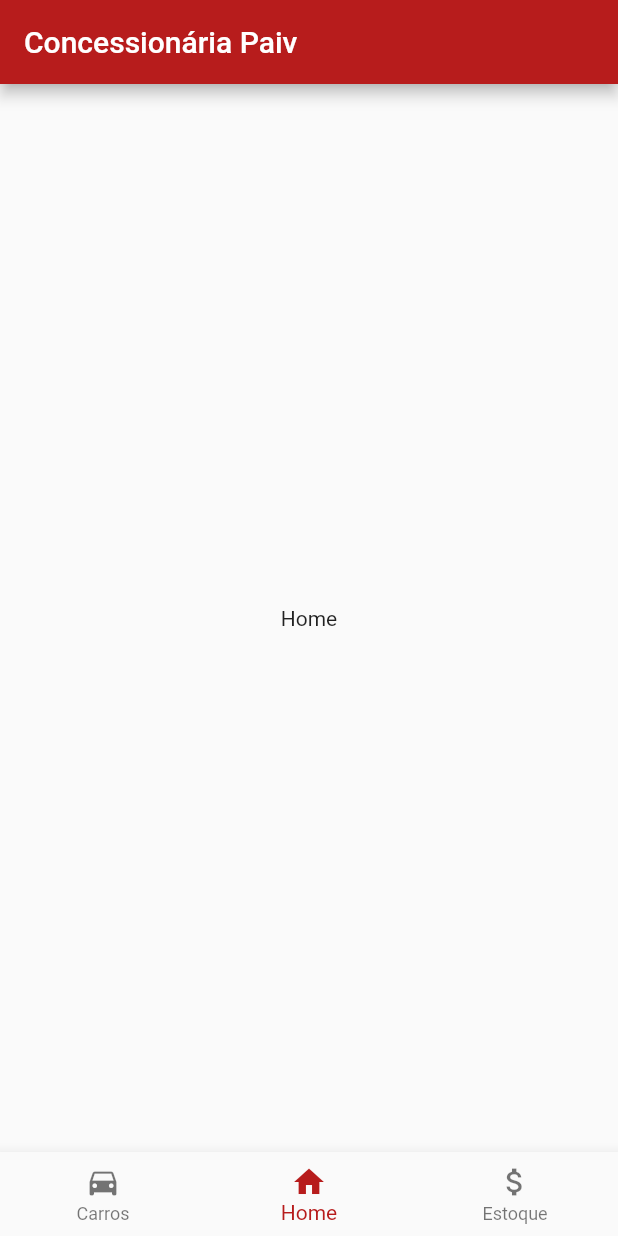
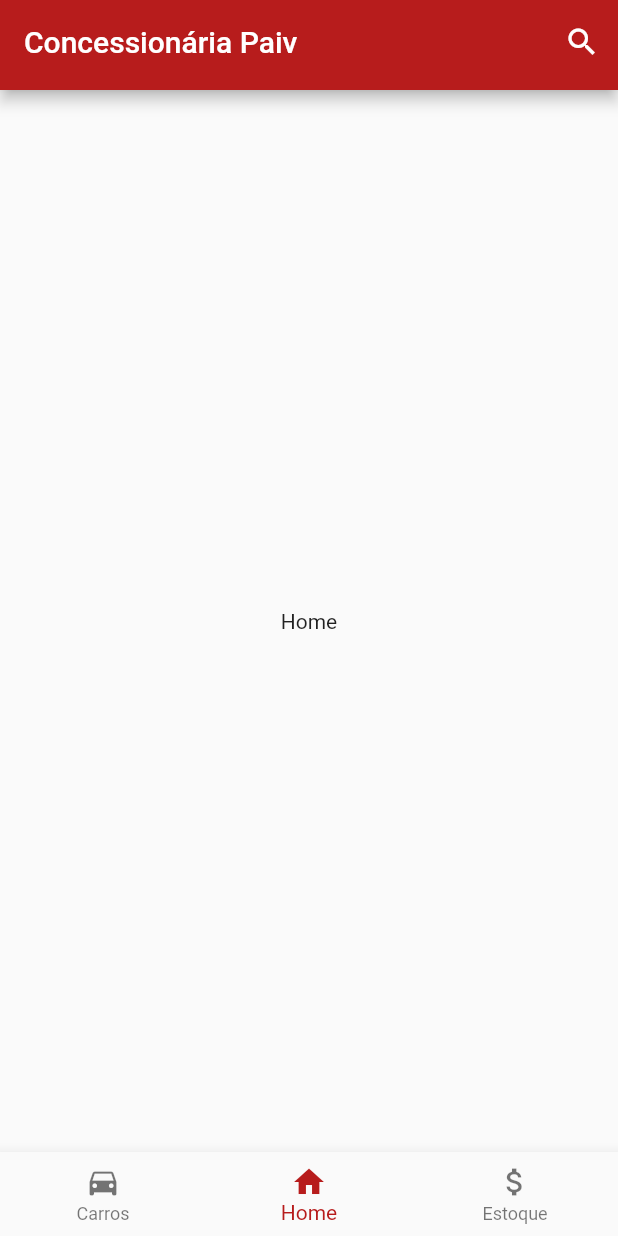
Before and after one commit to leoruas/concessionaria-paiv, a Flutter app: the screen it shows after launch, on a phone screen of 412 x 824 dp. Run offline on Flutter 3.47's test engine with Material 2 defaults, Android fonts, the phone set to English and light mode, and no system bars.

Commit message:
added search bar to app bar

```diff
--- a/lib/main.dart
+++ b/lib/main.dart
@@ -1,4 +1,5 @@
 import 'package:flutter/material.dart';
+import 'package:concessionaria_paiv/widgets/AppBarWidget.dart';
 import 'package:concessionaria_paiv/screens/CarrosScreen.dart';
 import 'package:concessionaria_paiv/screens/HomeScreen.dart';
 import 'package:concessionaria_paiv/screens/EstoqueScreen.dart';
@@ -12,36 +13,30 @@ class MyApp extends StatelessWidget {
   @override
   Widget build(BuildContext context) {
     return MaterialApp(
-      home: MyHomePage(title: 'Concessionária Paiv'),
+      home: MyHomePage(),
     );
   }
 }
 
 class MyHomePage extends StatefulWidget {
-  MyHomePage({Key key, this.title}) : super(key: key);
-
-  final String title;
-
   @override
   _MyHomePageState createState() => _MyHomePageState();
 }
 
 class _MyHomePageState extends State<MyHomePage> {
   int _currentIndex = 1;
+  Icon btnIcon = Icon(Icons.search);
+  Widget appBar = Text('Concessionária Paiv');
 
-  final tabs = <Widget>[
-    CarrosScreen(),
-    HomeScreen(),
-    EstoqueScreen()
-  ];
+  final tabs = <Widget>[CarrosScreen(), HomeScreen(), EstoqueScreen()];
 
   @override
   Widget build(BuildContext context) {
     return Scaffold(
-      appBar: AppBar(
-        title: Text(widget.title),
-        backgroundColor: Colors.red.shade900,
-      ),
+      appBar: PreferredSize(
+        preferredSize: const Size.fromHeight(60),
+        child: AppBarWidget(),
+        ),
       body: tabs[_currentIndex],
       bottomNavigationBar: BottomNavigationBar(
         currentIndex: _currentIndex,
--- /dev/null
+++ b/lib/widgets/AppBarWidget.dart
@@ -0,0 +1,46 @@
+import 'package:flutter/material.dart';
+
+class AppBarWidget extends StatefulWidget {
+  @override
+  _AppBarWidgetState createState() => _AppBarWidgetState();
+}
+
+class _AppBarWidgetState extends State<AppBarWidget> {
+  Icon btnIcon = Icon(Icons.search);
+  Widget appBar = Text('Concessionária Paiv');
+
+  @override
+  Widget build(BuildContext context) {
+    return AppBar(
+        actions: <Widget>[
+          IconButton(
+            onPressed: () {
+              setState(() {
+                if (this.btnIcon.icon == Icons.search) {
+                  this.btnIcon = Icon(Icons.close);
+                  this.appBar = TextField(
+                    autofocus: true,
+                    style: TextStyle(
+                      color: Colors.white,
+                    ),
+                    cursorColor: Colors.white,
+                    decoration: InputDecoration(
+                      focusedBorder: UnderlineInputBorder(
+                        borderSide: BorderSide(color: Colors.white),
+                      ),
+                    ),
+                  );
+                } else {
+                  this.btnIcon = Icon(Icons.search);
+                  this.appBar = Text('Concessionária Paiv');
+                }
+              });
+            },
+            icon: btnIcon,
+          )
+        ],
+        title: appBar,
+        backgroundColor: Colors.red.shade900,
+      );
+  }
+}
```
